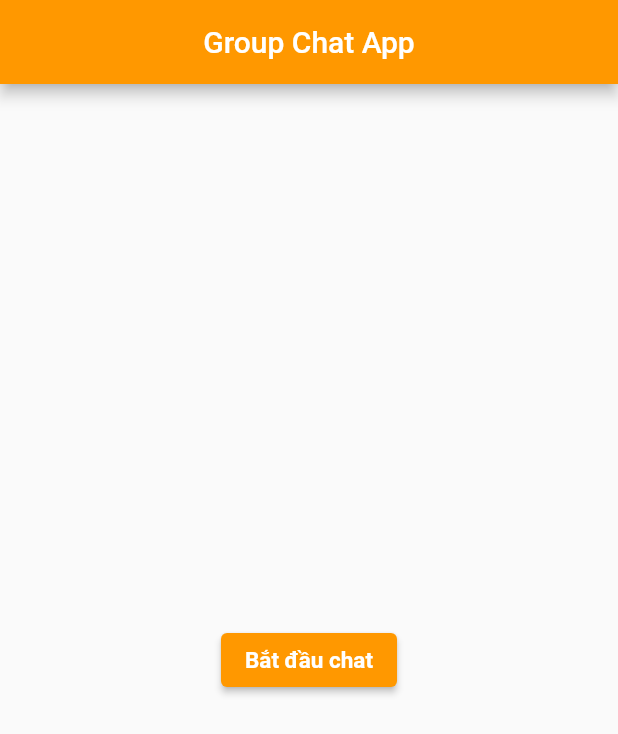
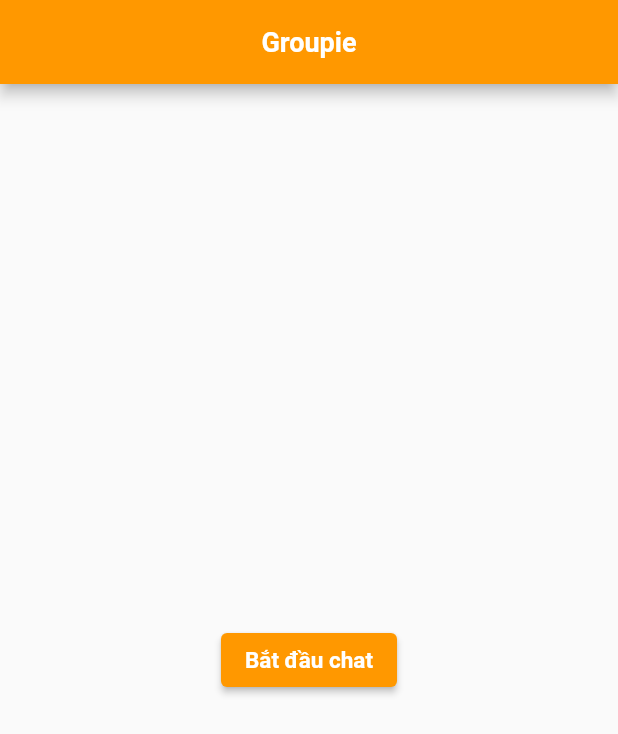
Before and after one commit to nhattien04/GroupChatApp, a Flutter app: the screen it shows after launch, on a phone screen of 412 x 824 dp. Shown: the top 734 px of the screen. Run offline on Flutter 3.47's test engine with Material 2 defaults, Android fonts, the phone set to English and light mode, and no system bars; our stand-ins replace emoji_picker_flutter, socket_io_client.

Commit message:
update chat UI

```diff
--- a/group_chat_app/lib/pages/home_page.dart
+++ b/group_chat_app/lib/pages/home_page.dart
@@ -162,7 +162,12 @@ class _HomePageState extends State<HomePage> {
     return Scaffold(
       resizeToAvoidBottomInset: false,
       appBar: AppBar(
-        title: Center(child: Text('Group Chat App')),
+        title: Center(
+            child: Text(
+          'Groupie',
+          style: TextStyle(
+              fontSize: 18, fontWeight: FontWeight.bold, color: Colors.white),
+        )),
         backgroundColor: Colors.orange,
       ),
       body: SafeArea(
--- a/group_chat_app/lib/services/IP_address_service.dart
+++ b/group_chat_app/lib/services/IP_address_service.dart
@@ -1,5 +1,5 @@
 class IPAddressService {
-  String ip = "192.168.1.9";
+  String ip = "172.16.10.198";
   String setIPAddress() {
     return ip;
   }
```
Also changed, not shown: group_chat_app/lib/pages/group_page.dart (+2 -16 lines), group_chat_app/lib/widgets/other_msg_widget.dart (+16 -9 lines), group_chat_app/lib/widgets/own_msg_widget.dart (+15 -8 lines).
